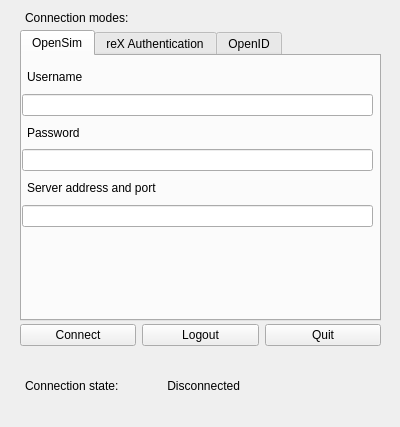
Old version of the form bin/data/ui/login.ui in the repository realXtend/tundra.
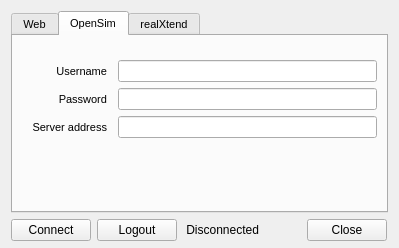
New version of the form. The open tabs and pages were chosen to show the change.

Commit message: Pforce new ui-file, also needed modifications to RexLoginWindow.cpp

Diff of the .ui file:
```diff
--- a/bin/data/ui/login.ui
+++ b/bin/data/ui/login.ui
@@ -6,64 +6,143 @@
    <rect>
     <x>0</x>
     <y>0</y>
-    <width>400</width>
-    <height>427</height>
+    <width>399</width>
+    <height>248</height>
    </rect>
   </property>
+  <property name="minimumSize">
+   <size>
+    <width>399</width>
+    <height>248</height>
+   </size>
+  </property>
+  <property name="windowTitle">
+   <string>realXtend Naali  Login</string>
+  </property>
+  <layout class="QVBoxLayout" name="verticalLayout_4">
+   <property name="bottomMargin">
+    <number>7</number>
+   </property>
+   <item>
+    <layout class="QVBoxLayout" name="verticalLayout_9">
+     <item>
+      <widget class="QTabWidget" name="tabWidget">
+       <property name="font">
+        <font>
+         <pointsize>8</pointsize>
+        </font>
+       </property>
+       <property name="currentIndex">
+        <number>1</number>
+       </property>
+       <widget class="QWidget" name="tab_open_id">
+        <attribute name="title">
+         <string>Web</string>
+        </attribute>
+        <layout class="QVBoxLayout" name="verticalLayout_7">
+         <item>
+          <layout class="QVBoxLayout" name="verticalLayout_8">
+           <item>
+            <spacer name="verticalSpacer_4">
+             <property name="orientation">
+              <enum>Qt::Vertical</enum>
+             </property>
+             <property name="sizeType">
+              <enum>QSizePolicy::Fixed</enum>
+             </property>
+             <property name="sizeHint" stdset="0">
+              <size>
+               <width>10</width>
+               <height>15</height>
+              </size>
+             </property>
+            </spacer>
+           </item>
+           <item>
+            <layout class="QHBoxLayout" name="horizontalLayout">
+             <item>
+              <widget class="QLabel" name="label">
+               <property name="text">
+                <string>Address</string>
+               </property>
+               <property name="alignment">
+                <set>Qt::AlignRight|Qt::AlignTrailing|Qt::AlignVCenter</set>
+               </property>
+               <property name="indent">
+                <number>5</number>
+               </property>
+              </widget>
+             </item>
+             <item>
+              <widget class="QComboBox" name="comboBox">
   <property name="sizePolicy">
-   <sizepolicy hsizetype="Fixed" vsizetype="Fixed">
+                <sizepolicy hsizetype="Expanding" vsizetype="Fixed">
     <horstretch>0</horstretch>
     <verstretch>0</verstretch>
    </sizepolicy>
   </property>
-  <property name="minimumSize">
-   <size>
-    <width>400</width>
-    <height>427</height>
-   </size>
-  </property>
-  <property name="maximumSize">
+               <property name="editable">
+                <bool>true</bool>
+               </property>
+              </widget>
+             </item>
+            </layout>
+           </item>
+           <item>
+            <spacer name="verticalSpacer_3">
+             <property name="orientation">
+              <enum>Qt::Vertical</enum>
+             </property>
+             <property name="sizeHint" stdset="0">
    <size>
-    <width>400</width>
-    <height>427</height>
-   </size>
-  </property>
-  <property name="windowTitle">
-   <string>Login window</string>
-  </property>
-  <widget class="QTabWidget" name="tabWidget">
-   <property name="geometry">
-    <rect>
-     <x>20</x>
-     <y>30</y>
-     <width>361</width>
-     <height>291</height>
-    </rect>
-   </property>
-   <property name="currentIndex">
-    <number>2</number>
-   </property>
+               <width>20</width>
+               <height>40</height>
+              </size>
+             </property>
+            </spacer>
+           </item>
+          </layout>
+         </item>
+        </layout>
+       </widget>
    <widget class="QWidget" name="tab_open_sim">
     <attribute name="title">
      <string>OpenSim</string>
     </attribute>
-    <widget class="QWidget" name="verticalLayoutWidget">
-     <property name="geometry">
-      <rect>
-       <x>0</x>
-       <y>10</y>
-       <width>351</width>
-       <height>161</height>
-      </rect>
-     </property>
+        <layout class="QVBoxLayout" name="verticalLayout_5">
+         <item>
      <layout class="QVBoxLayout" name="verticalLayout">
       <item>
+            <spacer name="verticalSpacer_5">
+             <property name="orientation">
+              <enum>Qt::Vertical</enum>
+             </property>
+             <property name="sizeType">
+              <enum>QSizePolicy::Fixed</enum>
+             </property>
+             <property name="sizeHint" stdset="0">
+              <size>
+               <width>10</width>
+               <height>15</height>
+              </size>
+             </property>
+            </spacer>
+           </item>
+           <item>
+            <layout class="QHBoxLayout" name="horizontalLayout_3">
+             <item>
        <widget class="QLabel" name="lab_user_name">
+               <property name="minimumSize">
+                <size>
+                 <width>90</width>
+                 <height>0</height>
+                </size>
+               </property>
         <property name="text">
          <string>Username</string>
         </property>
         <property name="alignment">
-         <set>Qt::AlignLeading|Qt::AlignLeft|Qt::AlignVCenter</set>
+                <set>Qt::AlignRight|Qt::AlignTrailing|Qt::AlignVCenter</set>
         </property>
         <property name="indent">
          <number>5</number>
@@ -73,13 +152,23 @@
       <item>
        <widget class="QLineEdit" name="line_user_name"/>
       </item>
+            </layout>
+           </item>
+           <item>
+            <layout class="QHBoxLayout" name="horizontalLayout_4">
       <item>
        <widget class="QLabel" name="lab_password">
+               <property name="minimumSize">
+                <size>
+                 <width>90</width>
+                 <height>0</height>
+                </size>
+               </property>
         <property name="text">
          <string>Password</string>
         </property>
         <property name="alignment">
-         <set>Qt::AlignLeading|Qt::AlignLeft|Qt::AlignVCenter</set>
+                <set>Qt::AlignRight|Qt::AlignTrailing|Qt::AlignVCenter</set>
         </property>
         <property name="indent">
          <number>5</number>
@@ -93,13 +182,23 @@
         </property>
        </widget>
       </item>
+            </layout>
+           </item>
+           <item>
+            <layout class="QHBoxLayout" name="horizontalLayout_5">
       <item>
        <widget class="QLabel" name="lab_server">
+               <property name="minimumSize">
+                <size>
+                 <width>90</width>
+                 <height>0</height>
+                </size>
+               </property>
         <property name="text">
-         <string>Server address and port</string>
+                <string>Server address</string>
         </property>
         <property name="alignment">
-         <set>Qt::AlignLeading|Qt::AlignLeft|Qt::AlignVCenter</set>
+                <set>Qt::AlignRight|Qt::AlignTop|Qt::AlignTrailing</set>
         </property>
         <property name="margin">
          <number>0</number>
@@ -110,24 +209,37 @@
        </widget>
       </item>
       <item>
-       <widget class="QLineEdit" name="line_server"/>
-      </item>
-     </layout>
-    </widget>
+              <widget class="QLineEdit" name="line_server">
+               <property name="alignment">
+                <set>Qt::AlignLeading|Qt::AlignLeft|Qt::AlignTop</set>
+               </property>
+              </widget>
+             </item>
+            </layout>
+           </item>
+           <item>
+            <spacer name="verticalSpacer_2">
+             <property name="orientation">
+              <enum>Qt::Vertical</enum>
+             </property>
+             <property name="sizeHint" stdset="0">
+              <size>
+               <width>20</width>
+               <height>40</height>
+              </size>
+             </property>
+            </spacer>
+           </item>
+          </layout>
+         </item>
+        </layout>
    </widget>
    <widget class="QWidget" name="tab_authentication">
     <attribute name="title">
-     <string>reX Authentication</string>
-    </attribute>
-    <widget class="QWidget" name="verticalLayoutWidget_2">
-     <property name="geometry">
-      <rect>
-       <x>0</x>
-       <y>10</y>
-       <width>351</width>
-       <height>244</height>
-      </rect>
-     </property>
+         <string>realXtend</string>
+        </attribute>
+        <layout class="QVBoxLayout" name="verticalLayout_6">
+         <item>
      <layout class="QVBoxLayout" name="verticalLayout_2">
       <item>
        <layout class="QVBoxLayout" name="verticalLayout_3">
@@ -219,37 +331,16 @@
        </spacer>
       </item>
      </layout>
-    </widget>
-   </widget>
-   <widget class="QWidget" name="tab_open_id">
-    <attribute name="title">
-     <string>OpenID</string>
-    </attribute>
-    <widget class="QLabel" name="label_openid_info">
-     <property name="geometry">
-      <rect>
-       <x>90</x>
-       <y>120</y>
-       <width>171</width>
-       <height>16</height>
-      </rect>
-     </property>
-     <property name="text">
-      <string>Click Connect to start OpenID login</string>
-     </property>
-    </widget>
-   </widget>
-  </widget>
-  <widget class="QWidget" name="horizontalLayoutWidget">
-   <property name="geometry">
-    <rect>
-     <x>20</x>
-     <y>320</y>
-     <width>361</width>
-     <height>31</height>
-    </rect>
-   </property>
+         </item>
+        </layout>
+       </widget>
+      </widget>
+     </item>
+     <item>
    <layout class="QHBoxLayout" name="hlayout_buttons">
+       <property name="rightMargin">
+        <number>1</number>
+       </property>
     <item>
      <widget class="QPushButton" name="but_connect">
       <property name="text">
@@ -265,60 +356,46 @@
      </widget>
     </item>
     <item>
-     <widget class="QPushButton" name="but_quit">
-      <property name="text">
-       <string>Quit</string>
-      </property>
-     </widget>
-    </item>
-   </layout>
-  </widget>
-  <widget class="QWidget" name="horizontalLayoutWidget_2">
-   <property name="geometry">
-    <rect>
-     <x>20</x>
-     <y>370</y>
-     <width>281</width>
-     <height>31</height>
-    </rect>
-   </property>
-   <layout class="QHBoxLayout" name="hlayout_connections">
-    <item>
-     <widget class="QLabel" name="lab_connection_state">
-      <property name="text">
-       <string>Connection state:</string>
-      </property>
-      <property name="indent">
-       <number>5</number>
-      </property>
-     </widget>
-    </item>
-    <item>
      <widget class="QLabel" name="lab_state">
       <property name="text">
        <string> Disconnected</string>
       </property>
-     </widget>
-    </item>
-   </layout>
-  </widget>
-  <widget class="QLabel" name="lab_modes">
-   <property name="geometry">
-    <rect>
-     <x>20</x>
-     <y>10</y>
-     <width>121</width>
-     <height>16</height>
-    </rect>
-   </property>
-   <property name="text">
-    <string>Connection modes:</string>
+         <property name="alignment">
+          <set>Qt::AlignRight|Qt::AlignTrailing|Qt::AlignVCenter</set>
    </property>
    <property name="indent">
-    <number>5</number>
-   </property>
-  </widget>
- </widget>
- <resources/>
+          <number>2</number>
+         </property>
+        </widget>
+       </item>
+       <item>
+        <spacer name="horizontalSpacer">
+         <property name="orientation">
+          <enum>Qt::Horizontal</enum>
+         </property>
+         <property name="sizeHint" stdset="0">
+          <size>
+           <width>40</width>
+           <height>20</height>
+          </size>
+         </property>
+        </spacer>
+       </item>
+       <item>
+        <widget class="QPushButton" name="but_quit">
+         <property name="text">
+          <string>Close</string>
+         </property>
+        </widget>
+       </item>
+      </layout>
+     </item>
+    </layout>
+   </item>
+  </layout>
+ </widget>
+ <resources>
+  <include location="login_resources.qrc"/>
+ </resources>
  <connections/>
 </ui>
```
Left out of the diff: 55 changed lines with no effect on the pictures. Lines whose indentation alone changed are shown as unchanged. The commit also changes 2 other files.
